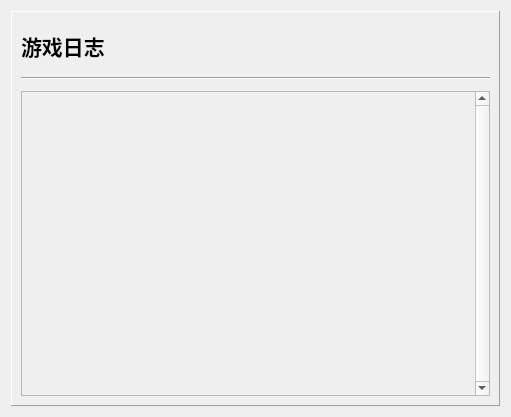
First picture: the form in resources/ui/UI_LogPanel.ui, repository Chr0nixz/Closure, before the edit.
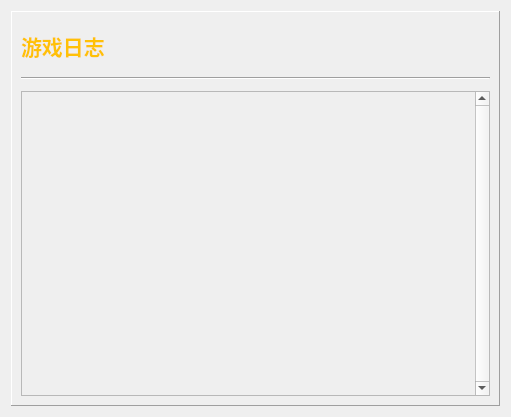
Second picture: the form after the edit.

```diff
--- a/resources/ui/UI_LogPanel.ui
+++ b/resources/ui/UI_LogPanel.ui
@@ -40,6 +40,9 @@
             <bold>true</bold>
            </font>
           </property>
+          <property name="styleSheet">
+           <string notr="true">color:#ffc107</string>
+          </property>
           <property name="text">
            <string>游戏日志</string>
           </property>
```
